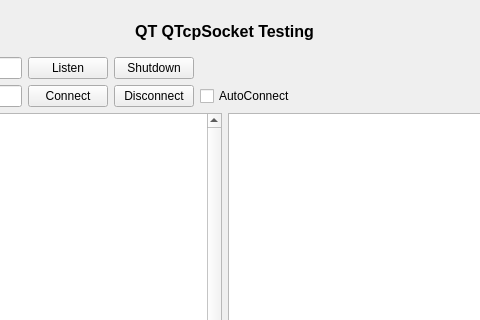
xautshuanglong/QtLearningRepository, file QtGuiApplicationTest/QtGuiApplicationTest/MiscellaneousQTcpSocket.ui: the form before one commit; both pictures show x 305 to 785 and y 0 to 320 of the 1059 by 810 pixel window.
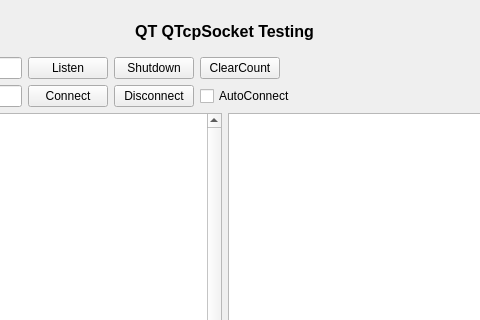
The form after the commit.

Diff of the .ui file:
```diff
--- a/QtGuiApplicationTest/QtGuiApplicationTest/MiscellaneousQTcpSocket.ui
+++ b/QtGuiApplicationTest/QtGuiApplicationTest/MiscellaneousQTcpSocket.ui
@@ -166,6 +166,19 @@
           </property>
          </widget>
         </item>
+        <item>
+         <widget class="QPushButton" name="btnClearCount">
+          <property name="sizePolicy">
+           <sizepolicy hsizetype="Maximum" vsizetype="Fixed">
+            <horstretch>0</horstretch>
+            <verstretch>0</verstretch>
+           </sizepolicy>
+          </property>
+          <property name="text">
+           <string>ClearCount</string>
+          </property>
+         </widget>
+        </item>
         <item>
          <spacer name="horizontalSpacer">
           <property name="orientation">
```
